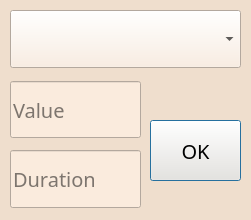
The window that src/EffectDialog/effectdialog.ui (lazaropo/2EManager) describes before a commit, drawn with Qt 5.
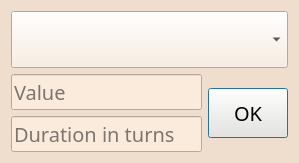
The same window after the commit.

Diff of the .ui file:
```diff
--- a/src/EffectDialog/effectdialog.ui
+++ b/src/EffectDialog/effectdialog.ui
@@ -6,8 +6,8 @@
    <rect>
     <x>0</x>
     <y>0</y>
-    <width>251</width>
-    <height>220</height>
+    <width>299</width>
+    <height>163</height>
    </rect>
   </property>
   <property name="windowTitle">
@@ -57,59 +57,23 @@
   <property name="modal">
    <bool>true</bool>
   </property>
-  <widget class="QLineEdit" name="lineEdit_duration">
-   <property name="geometry">
-    <rect>
-     <x>10</x>
-     <y>150</y>
-     <width>131</width>
-     <height>58</height>
-    </rect>
-   </property>
-   <property name="sizePolicy">
-    <sizepolicy hsizetype="Expanding" vsizetype="Expanding">
-     <horstretch>0</horstretch>
-     <verstretch>0</verstretch>
-    </sizepolicy>
-   </property>
-   <property name="placeholderText">
-    <string>Duration</string>
-   </property>
-  </widget>
-  <widget class="QLineEdit" name="lineEdit_value">
-   <property name="geometry">
-    <rect>
-     <x>10</x>
-     <y>81</y>
-     <width>131</width>
-     <height>57</height>
-    </rect>
-   </property>
-   <property name="sizePolicy">
-    <sizepolicy hsizetype="Expanding" vsizetype="Expanding">
-     <horstretch>0</horstretch>
-     <verstretch>0</verstretch>
-    </sizepolicy>
-   </property>
-   <property name="placeholderText">
-    <string>Value</string>
-   </property>
-  </widget>
+  <layout class="QVBoxLayout" name="verticalLayout_3">
+   <item>
   <widget class="QComboBox" name="comboBox_effect">
-   <property name="geometry">
-    <rect>
-     <x>10</x>
-     <y>10</y>
-     <width>231</width>
-     <height>58</height>
-    </rect>
-   </property>
    <property name="sizePolicy">
     <sizepolicy hsizetype="Preferred" vsizetype="Expanding">
      <horstretch>0</horstretch>
      <verstretch>0</verstretch>
     </sizepolicy>
    </property>
+     <property name="font">
+      <font>
+       <family>13</family>
+       <pointsize>-1</pointsize>
+       <italic>false</italic>
+       <bold>false</bold>
+      </font>
+     </property>
    <property name="mouseTracking">
     <bool>false</bool>
    </property>
@@ -132,15 +96,57 @@
     <number>10</number>
    </property>
   </widget>
+   </item>
+   <item>
+    <layout class="QHBoxLayout" name="horizontalLayout">
+     <item>
+      <layout class="QVBoxLayout" name="verticalLayout">
+       <item>
+        <widget class="QLineEdit" name="lineEdit_value">
+         <property name="sizePolicy">
+          <sizepolicy hsizetype="Expanding" vsizetype="Expanding">
+           <horstretch>0</horstretch>
+           <verstretch>0</verstretch>
+          </sizepolicy>
+         </property>
+         <property name="font">
+          <font>
+           <family>13</family>
+           <pointsize>-1</pointsize>
+           <italic>false</italic>
+           <bold>false</bold>
+          </font>
+         </property>
+         <property name="placeholderText">
+          <string>Value</string>
+         </property>
+        </widget>
+       </item>
+       <item>
+        <widget class="QLineEdit" name="lineEdit_duration">
+         <property name="sizePolicy">
+          <sizepolicy hsizetype="Expanding" vsizetype="Expanding">
+           <horstretch>0</horstretch>
+           <verstretch>0</verstretch>
+          </sizepolicy>
+         </property>
+         <property name="font">
+          <font>
+           <family>13</family>
+           <pointsize>-1</pointsize>
+           <italic>false</italic>
+           <bold>false</bold>
+          </font>
+         </property>
+         <property name="placeholderText">
+          <string>Duration in turns</string>
+         </property>
+        </widget>
+       </item>
+      </layout>
+     </item>
+     <item>
   <widget class="QPushButton" name="button_set">
-   <property name="geometry">
-    <rect>
-     <x>150</x>
-     <y>120</y>
-     <width>91</width>
-     <height>61</height>
-    </rect>
-   </property>
    <property name="sizePolicy">
     <sizepolicy hsizetype="Minimum" vsizetype="Fixed">
      <horstretch>0</horstretch>
@@ -153,10 +159,22 @@
      <height>50</height>
     </size>
    </property>
+       <property name="font">
+        <font>
+         <family>13</family>
+         <pointsize>-1</pointsize>
+         <italic>false</italic>
+         <bold>false</bold>
+        </font>
+       </property>
    <property name="text">
     <string>OK</string>
    </property>
   </widget>
+     </item>
+    </layout>
+   </item>
+  </layout>
  </widget>
  <resources/>
  <connections/>
```
Left out of the diff: 6 changed lines with no effect on the pictures. Lines whose indentation alone changed are shown as unchanged.
